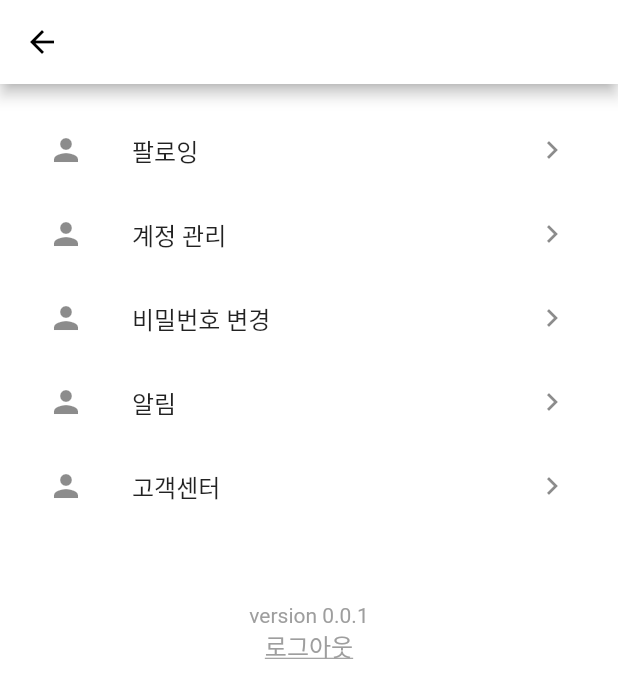
After one commit to soobinseo/GoFlutterProject, a Flutter app: the HomeView screen opened by its route, item 3 of the bottom bar chosen, after a tap on the "settings" icon, on a phone screen of 412 x 824 dp. The commit adds this screen. Shown: the top 698 px of the screen. Run offline on Flutter 3.47's test engine with Material 2 defaults, Android fonts, the phone set to English and light mode, and no system bars; our stand-ins replace get, get_storage; accounts and stored records are empty.

Commit message:
add home

```diff
--- /dev/null
+++ b/client/lib/controllers/myPageController.dart
@@ -0,0 +1,27 @@
+import 'package:flutter/material.dart';
+import 'package:get/get.dart';
+import 'package:client/providers/utilProvider.dart';
+import 'dart:convert';
+import 'package:get_storage/get_storage.dart';
+
+class MyPageController extends GetxController {
+
+  UtilProvider utilProvider;
+
+  @override
+  void onInit() {
+
+    utilProvider = UtilProvider();
+    super.onInit();
+  }
+
+  pushSettingButton() {
+    Get.toNamed("/setting");
+  }
+
+  @override
+  void onClose() {
+    super.onClose();
+  }
+
+}
--- /dev/null
+++ b/client/lib/controllers/settingController.dart
@@ -0,0 +1,32 @@
+import 'package:flutter/material.dart';
+import 'package:get/get.dart';
+import 'package:client/providers/utilProvider.dart';
+import 'dart:convert';
+import 'package:get_storage/get_storage.dart';
+
+class SettingController extends GetxController {
+
+  UtilProvider utilProvider;
+
+  @override
+  void onInit() {
+
+    utilProvider = UtilProvider();
+    super.onInit();
+  }
+
+  logout() {
+    final box = GetStorage();
+    box.remove("access-token");
+    // TODO: access token 파기 api 구현
+    Get.back();
+    Get.offNamed("/login");
+  }
+
+
+  @override
+  void onClose() {
+    super.onClose();
+  }
+
+}
--- /dev/null
+++ b/client/lib/views/feed.dart
@@ -0,0 +1,22 @@
+import 'package:flutter/material.dart';
+import 'package:flutter/gestures.dart';
+import 'package:get/get.dart';
+
+class FeedView extends StatelessWidget {
+
+  // final SignupController _signupController = Get.put(SignupController());
+
+  @override
+  Widget build(BuildContext context) {
+    return
+        Scaffold(
+          backgroundColor: Colors.grey,
+          appBar: AppBar(
+            elevation: 0,
+            backgroundColor: Colors.grey,
+            title: Text("feed"),
+          ),
+          body: Center(child: Text("피드"),),
+        );
+  }
+}
--- /dev/null
+++ b/client/lib/views/home.dart
@@ -0,0 +1,54 @@
+import 'package:flutter/material.dart';
+import 'package:client/views/feed.dart';
+import 'package:client/views/curator.dart';
+import 'package:client/views/mypage.dart';
+import 'package:client/controllers/navBarController.dart';
+
+import 'package:get/get.dart';
+
+class HomeView extends StatelessWidget {
+
+   final NavBarController _navBarController= Get.put(NavBarController());
+
+  final List<Widget> _views = [
+    FeedView(),
+    CuratorView(),
+    MyPageView()
+  ];
+
+  @override
+  Widget build(BuildContext context) {
+    return Scaffold(
+        body:
+            Obx(
+                () =>
+                   _views.elementAt(_navBarController.currentIndex)
+                  ),
+        bottomNavigationBar: Obx(
+            () =>
+              BottomNavigationBar(
+                type: BottomNavigationBarType.fixed,
+                items: [
+                  BottomNavigationBarItem(
+                      icon: Icon(Icons.home),
+                      label: "홈"
+                  ),
+                  BottomNavigationBarItem(
+                      icon: Icon(Icons.search),
+                      label: "큐레이터"
+                  ),
+                  BottomNavigationBarItem(
+                      icon: Icon(Icons.person),
+                      label: "마이페이지"
+                  ),
+
+                ],
+
+            currentIndex: _navBarController.currentIndex,
+                onTap: (index) => _navBarController.currentIndex = index,
+
+            )
+          ),
+        );
+  }
+}
--- /dev/null
+++ b/client/lib/views/mypage.dart
@@ -0,0 +1,36 @@
+import 'package:flutter/material.dart';
+import 'package:client/controllers/myPageController.dart';
+import 'package:get/get.dart';
+
+class MyPageView extends StatelessWidget {
+
+   final MyPageController _myPageController = Get.put(MyPageController());
+
+  @override
+  Widget build(BuildContext context) {
+    return
+        Scaffold(
+          backgroundColor: Colors.white,
+          appBar: AppBar(
+            elevation: 0,
+            backgroundColor: Colors.white,
+            actions: [
+              IconButton(
+                icon: Icon(
+                    Icons.settings,
+                    color: Colors.black,
+                ),
+                onPressed: () {
+                  _myPageController.pushSettingButton();
+                },
+              )
+            ],
+          ),
+          body: Container(
+            padding: EdgeInsets.all(16.0),
+              child: Text("마이페이지")
+
+          )
+    );
+  }
+}
--- /dev/null
+++ b/client/lib/views/setting.dart
@@ -0,0 +1,110 @@
+import 'package:flutter/gestures.dart';
+import 'package:flutter/material.dart';
+import 'package:client/controllers/settingController.dart';
+import 'package:get/get.dart';
+
+class SettingView extends StatelessWidget {
+
+  final SettingController _settingController = Get.put(SettingController());
+
+  @override
+  Widget build(BuildContext context) {
+    return Scaffold(
+      backgroundColor: Colors.white,
+      appBar: AppBar(
+        iconTheme: IconThemeData(
+          color: Colors.black
+        ),
+        backgroundColor: Colors.white,
+        title: Text("설정"),
+        centerTitle: true,
+      ),
+      body: Container(
+        padding: EdgeInsets.all(16.0),
+        child:
+        Column(
+          children: [
+            ListView(
+              shrinkWrap: true,
+              children: [
+                InkWellListTile(
+                  goto: () {},
+                  text: "팔로잉",
+                  leadingIcon: Icons.person,
+                ),
+                InkWellListTile(
+                  goto: () {},
+                  text: "계정 관리",
+                  leadingIcon: Icons.person,
+                ),
+                InkWellListTile(
+                  goto: () {},
+                  text: "비밀번호 변경",
+                  leadingIcon: Icons.person,
+                ),
+                InkWellListTile(
+                  goto: () {},
+                  text: "알림",
+                  leadingIcon: Icons.person,
+                ),
+                InkWellListTile(
+                  goto: () {},
+                  text: "고객센터",
+                  leadingIcon: Icons.person,
+                )
+
+              ],
+            ),
+            SizedBox(height: 50),
+            Center(
+              child:
+              Text("version 0.0.1",
+                style: TextStyle(color: Colors.grey),
+              ),
+            ),
+            Center(
+                child: RichText(
+
+                    text: TextSpan(
+                        text: "로그아웃",
+                        style: TextStyle(
+                            decoration: TextDecoration.underline,
+                            color: Colors.grey,
+                            fontSize: 16.0),
+                        recognizer: TapGestureRecognizer()
+                          ..onTap = () {
+                            _settingController.logout();
+                          }
+                    )
+                )
+            )
+          ],
+        )
+
+
+
+      )
+    );
+  }
+}
+
+class InkWellListTile extends StatelessWidget {
+
+  final goto;
+  final String text;
+  final IconData leadingIcon;
+
+  const InkWellListTile({Key key, @required this.goto, @required this.text, @required this.leadingIcon}) : super(key: key);
+
+  @override
+  Widget build(BuildContext context) {
+    return InkWell(
+        onTap: () => goto(),
+        child: ListTile(
+          leading: Icon(leadingIcon),
+          title: Text(text),
+          trailing: Icon(Icons.navigate_next),
+        )
+    );
+  }
+}
```
Also changed, not shown: client/lib/controllers/loginController.dart (+13 -4 lines), client/lib/controllers/navBarController.dart (added, +12 -0 lines), client/lib/controllers/signupController.dart (+13 -4 lines), client/lib/providers/utilProvider.dart (+9 -2 lines), client/lib/router.dart (+5 -3 lines), client/lib/views/curator.dart (added, +23 -0 lines), client/lib/views/login.dart (+22 -2 lines), client/lib/views/test.dart (deleted, +0 -29 lines), 1 other file.
